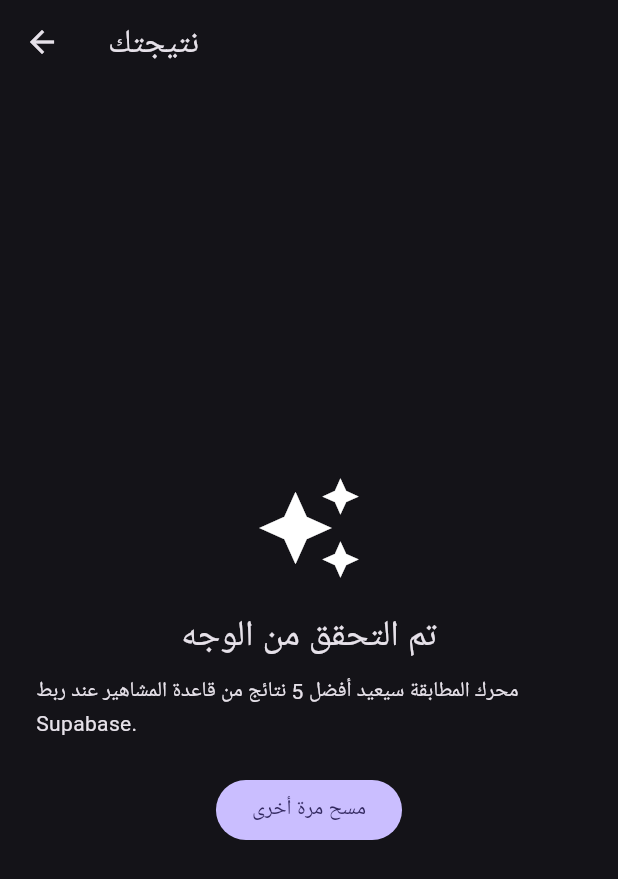
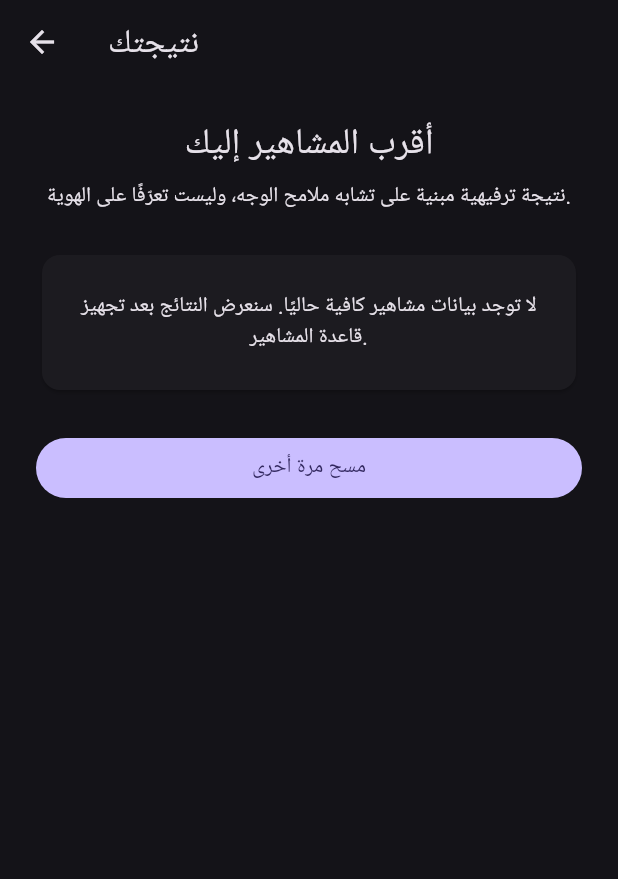
Before and after one commit to bdssmdkacem-dot/Face-Similarity, a Flutter app: the ResultsPage screen opened directly with empty values, on a phone screen of 412 x 824 dp. Shown: the top 879 px of the screen. Run offline on Flutter 3.47's test engine with Material 3 defaults, Android fonts, the phone set to English and light mode, and no system bars; our stand-ins replace camera, flutter_riverpod, supabase_flutter; missing offline and left inert: flutter_onnxruntime, google_mlkit_face_detection; accounts and stored records are empty.

Commit message:
feat: render celebrity match results

```diff
--- a/lib/features/results/presentation/results_page.dart
+++ b/lib/features/results/presentation/results_page.dart
@@ -1,27 +1,77 @@
 import 'package:flutter/material.dart';
 
+import '../../../data/celebrity_match_repository.dart';
+
 class ResultsPage extends StatelessWidget {
-  const ResultsPage({super.key, required this.imagePath});
+  const ResultsPage({
+    super.key,
+    required this.imagePath,
+    required this.matches,
+  });
+
   final String imagePath;
+  final List<CelebrityMatch> matches;
 
   @override
   Widget build(BuildContext context) {
     return Scaffold(
       appBar: AppBar(title: const Text('نتيجتك')),
-      body: Center(
-        child: Padding(
-          padding: const EdgeInsets.all(24),
-          child: Column(mainAxisAlignment: MainAxisAlignment.center, children: [
-            const Icon(Icons.auto_awesome, size: 72),
-            const SizedBox(height: 20),
-            Text('تم التحقق من الوجه', style: Theme.of(context).textTheme.headlineSmall),
-            const SizedBox(height: 10),
-            const Text('محرك المطابقة سيعيد أفضل 5 نتائج من قاعدة المشاهير عند ربط Supabase.'),
-            const SizedBox(height: 24),
-            FilledButton(onPressed: () => Navigator.of(context).pop(), child: const Text('مسح مرة أخرى')),
-          ]),
-        ),
+      body: ListView(
+        padding: const EdgeInsets.all(24),
+        children: [
+          Text(
+            'أقرب المشاهير إليك',
+            textAlign: TextAlign.center,
+            style: Theme.of(context).textTheme.headlineSmall,
+          ),
+          const SizedBox(height: 8),
+          const Text(
+            'نتيجة ترفيهية مبنية على تشابه ملامح الوجه، وليست تعرّفًا على الهوية.',
+            textAlign: TextAlign.center,
+          ),
+          const SizedBox(height: 24),
+          if (matches.isEmpty)
+            const Card(
+              child: Padding(
+                padding: EdgeInsets.all(24),
+                child: Text(
+                  'لا توجد بيانات مشاهير كافية حاليًا. سنعرض النتائج بعد تجهيز قاعدة المشاهير.',
+                  textAlign: TextAlign.center,
+                ),
+              ),
+            )
+          else
+            ...matches.asMap().entries.map(
+              (entry) => _MatchCard(rank: entry.key + 1, match: entry.value),
+            ),
+          const SizedBox(height: 24),
+          FilledButton(
+            onPressed: () => Navigator.of(context).pop(),
+            child: const Text('مسح مرة أخرى'),
+          ),
+        ],
       ),
     );
   }
 }
+
+class _MatchCard extends StatelessWidget {
+  const _MatchCard({required this.rank, required this.match});
+
+  final int rank;
+  final CelebrityMatch match;
+
+  @override
+  Widget build(BuildContext context) {
+    final percent = (match.similarity.clamp(0, 1) * 100).toStringAsFixed(1);
+    return Card(
+      margin: const EdgeInsets.only(bottom: 12),
+      child: ListTile(
+        leading: CircleAvatar(child: Text('$rank')),
+        title: Text(match.name),
+        subtitle: Text('نسبة التشابه: $percent%'),
+        trailing: const Icon(Icons.auto_awesome),
+      ),
+    );
+  }
+}
```
